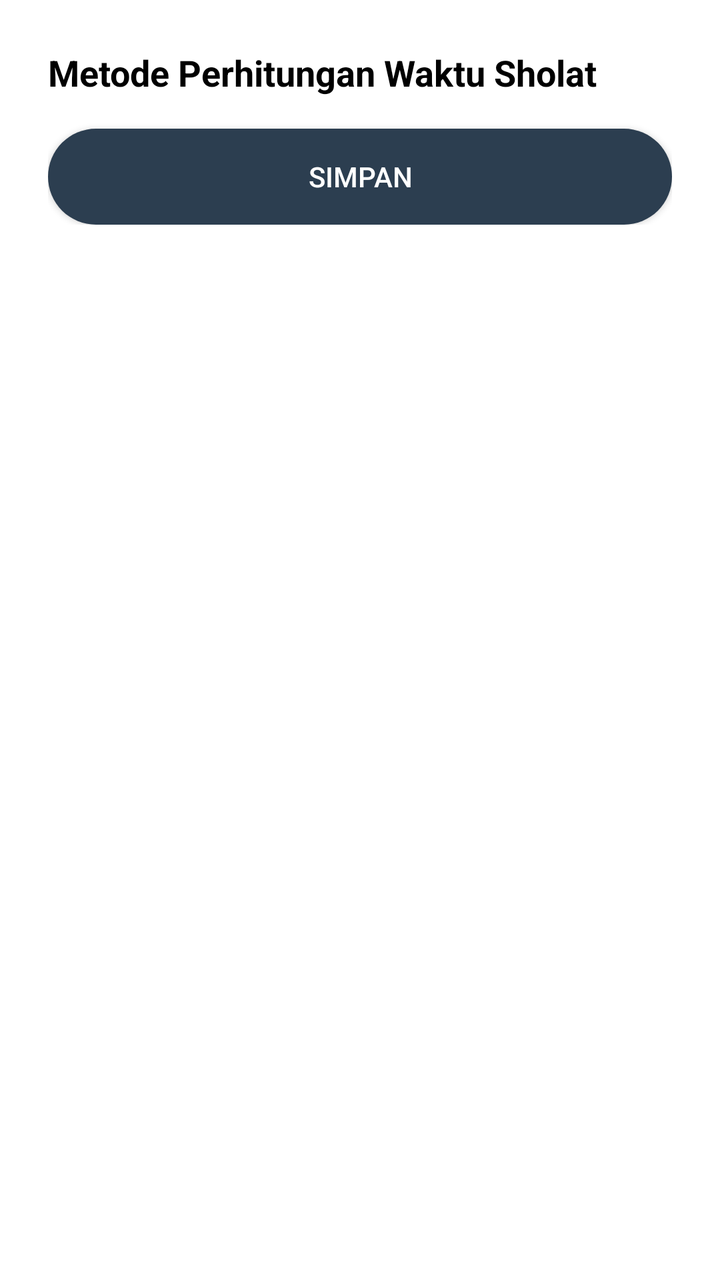
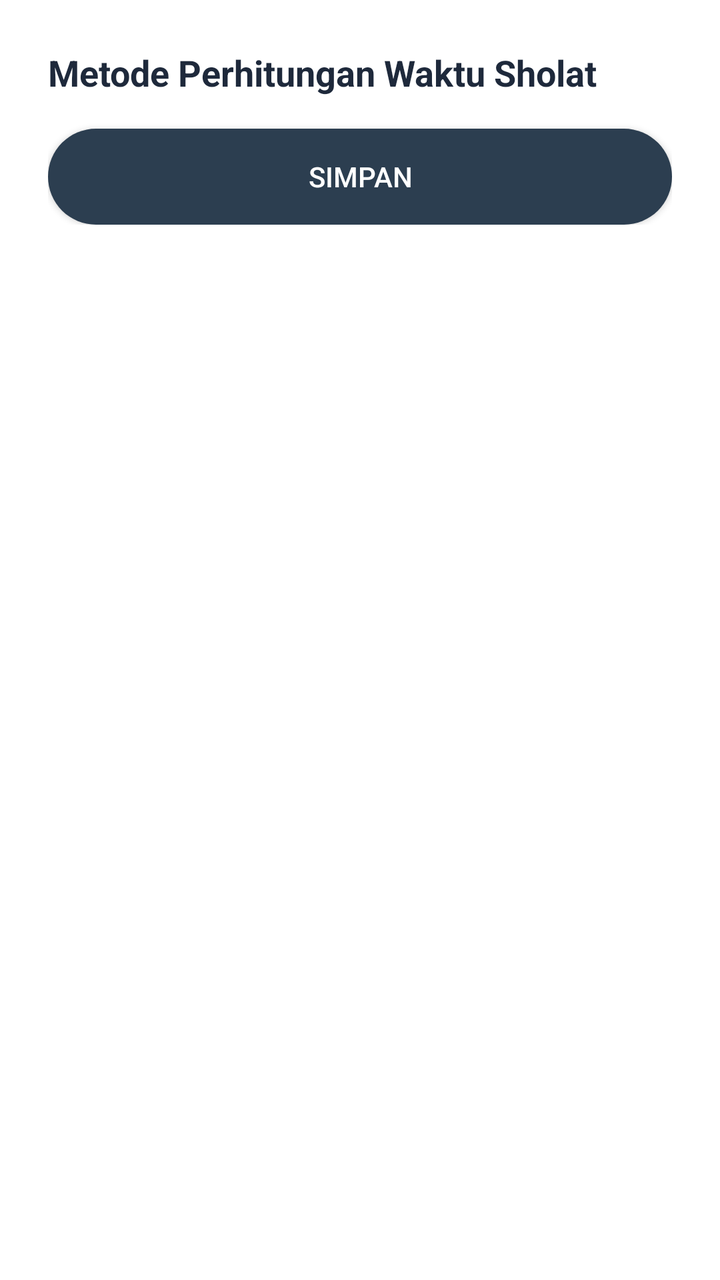

Screens rendered from an Android XML layout before and after an edit, with the pre-edit source and the edit as a unified diff.
<!-- AndroidManifest.xml: application theme AppTheme -->
<!-- res/layout/dialog_prayer_method.xml -->
<?xml version="1.0" encoding="utf-8"?>
<ScrollView xmlns:android="http://schemas.android.com/apk/res/android"
    android:layout_width="match_parent"
    android:layout_height="wrap_content"
    android:maxHeight="560dp">

    <LinearLayout
        android:layout_width="match_parent"
        android:layout_height="wrap_content"
        android:orientation="vertical"
        android:padding="24dp"
        android:background="@drawable/bg_card_up_rounded">

        <TextView
            android:layout_width="wrap_content"
            android:layout_height="wrap_content"
            android:text="Metode Perhitungan Waktu Sholat"
            android:textSize="18sp"
            android:textStyle="bold"
            android:textColor="@android:color/black"
            android:layout_marginBottom="16dp"/>

        <RadioGroup
            android:id="@+id/radioGroupMethods"
            android:layout_width="match_parent"
            android:layout_height="wrap_content"
            android:orientation="vertical"/>

        <LinearLayout
            android:id="@+id/layoutCustomAngle"
            android:layout_width="match_parent"
            android:layout_height="wrap_content"
            android:orientation="horizontal"
            android:visibility="gone"
            android:layout_marginTop="8dp"
            android:layout_marginBottom="16dp">

            <LinearLayout
                android:layout_width="0dp"
                android:layout_height="wrap_content"
                android:layout_weight="1"
                android:orientation="vertical"
                android:layout_marginEnd="8dp">

                <TextView
                    android:layout_width="wrap_content"
                    android:layout_height="wrap_content"
                    android:text="Sudut Fajr (°)"
                    android:textSize="12sp"
                    android:textColor="@color/text_secondary"
                    android:layout_marginBottom="4dp"/>

                <EditText
                    android:id="@+id/etCustomFajr"
                    android:layout_width="match_parent"
                    android:layout_height="wrap_content"
                    android:background="@drawable/bg_input_outline"
                    android:inputType="numberDecimal"
                    android:textColor="@color/text_primary"
                    android:textColorHint="@color/text_hint"
                    android:hint="20"/>
            </LinearLayout>

            <LinearLayout
                android:layout_width="0dp"
                android:layout_height="wrap_content"
                android:layout_weight="1"
                android:orientation="vertical"
                android:layout_marginStart="8dp">

                <TextView
                    android:layout_width="wrap_content"
                    android:layout_height="wrap_content"
                    android:text="Sudut Isya (°)"
                    android:textSize="12sp"
                    android:textColor="@color/text_secondary"
                    android:layout_marginBottom="4dp"/>

                <EditText
                    android:id="@+id/etCustomIsha"
                    android:layout_width="match_parent"
                    android:layout_height="wrap_content"
                    android:background="@drawable/bg_input_outline"
                    android:inputType="numberDecimal"
                    android:textColor="@color/text_primary"
                    android:textColorHint="@color/text_hint"
                    android:hint="18"/>
            </LinearLayout>
        </LinearLayout>

        <androidx.appcompat.widget.AppCompatButton
            android:id="@+id/btnSavePrayerMethod"
            android:layout_width="match_parent"
            android:layout_height="wrap_content"
            android:text="Simpan"
            android:background="@drawable/bg_btn_main_dark"
            android:textColor="@android:color/white"/>

    </LinearLayout>
</ScrollView>
<!-- resources referenced by this layout -->
<resources>
  <color name="text_hint">#94A3B8</color>
  <color name="text_primary">#1E293B</color>
  <color name="text_secondary">#64748B</color>
  <!-- drawable bg_btn_main_dark (drawable) -->
  <?xml version="1.0" encoding="utf-8"?>
  <shape xmlns:android="http://schemas.android.com/apk/res/android"
      android:shape="rectangle">
  
      <solid android:color="#2C3E50" />
  
      <corners android:radius="24dp" />
  </shape>
  <!-- drawable bg_card_up_rounded (drawable) -->
  <?xml version="1.0" encoding="utf-8"?>
  <shape xmlns:android="http://schemas.android.com/apk/res/android">
      <solid android:color="@color/card_white"/>
  
  
      <corners
          android:topLeftRadius="16dp"
          android:topRightRadius="16dp"
          android:bottomLeftRadius="0dp"
          android:bottomRightRadius="0dp" />
  
  </shape>
  <!-- drawable bg_input_outline (drawable) -->
  <?xml version="1.0" encoding="utf-8"?>
  <shape xmlns:android="http://schemas.android.com/apk/res/android"
      android:shape="rectangle">
  
      <solid android:color="@android:color/white" />
  
      <stroke
          android:width="1dp"
          android:color="#BDBDBD" />
  
      <corners android:radius="8dp" />
  
      <padding
          android:left="12dp"
          android:top="10dp"
          android:right="12dp"
          android:bottom="10dp" />
  </shape>
  <style name="AppTheme" parent="Theme.AlKaukaba">
          <item name="android:windowDrawsSystemBarBackgrounds" tools:targetApi="lollipop">true</item>
      </style>
  <color name="card_white">#FFFFFF</color>
  <style name="Theme.AlKaukaba" parent="Theme.MaterialComponents.DayNight.NoActionBar">
          
          <item name="colorPrimary">@color/purple_500</item>
          <item name="colorPrimaryVariant">@color/transparent</item>
          <item name="colorOnPrimary">@color/white</item>
          
          <item name="colorSecondary">@color/teal_200</item>
          <item name="colorSecondaryVariant">@color/teal_700</item>
          <item name="colorOnSecondary">@color/black</item>
          
          <item name="android:statusBarColor" tools:targetApi="l">?attr/colorPrimaryVariant</item>
          
          <item name="bottomSheetDialogTheme">@style/ThemeOverlay.AlKaukaba.BottomSheetDialog</item>
      </style>
  <color name="purple_500">#FF6200EE</color>
  <color name="transparent">#00FFFFFF</color>
  <color name="white">#FFFFFFFF</color>
  <color name="teal_200">#FF03DAC5</color>
  <color name="teal_700">#FF018786</color>
  <color name="black">#FF000000</color>
  <style name="ThemeOverlay.AlKaukaba.BottomSheetDialog" parent="ThemeOverlay.MaterialComponents.BottomSheetDialog">
          <item name="bottomSheetStyle">@style/Widget.AlKaukaba.BottomSheet.Modal</item>
      </style>
  <style name="Widget.AlKaukaba.BottomSheet.Modal" parent="Widget.MaterialComponents.BottomSheet.Modal">
          <item name="shapeAppearanceOverlay">@style/ShapeAppearance.AlKaukaba.BottomSheet</item>
      </style>
  <style name="ShapeAppearance.AlKaukaba.BottomSheet" parent="">
          <item name="cornerFamily">rounded</item>
          <item name="cornerSizeTopLeft">16dp</item>
          <item name="cornerSizeTopRight">16dp</item>
          <item name="cornerSizeBottomLeft">0dp</item>
          <item name="cornerSizeBottomRight">0dp</item>
      </style>
</resources>

<!-- the commit's change to res/layout/dialog_prayer_method.xml (unified diff, before → after) -->
@@ -17,7 +17,7 @@
             android:text="Metode Perhitungan Waktu Sholat"
             android:textSize="18sp"
             android:textStyle="bold"
-            android:textColor="@android:color/black"
+            android:textColor="@color/text_primary"
             android:layout_marginBottom="16dp"/>
 
         <RadioGroup
<!-- resource entries referenced after the edit -->
@@ -30,11 +30,11 @@
   <shape xmlns:android="http://schemas.android.com/apk/res/android"
       android:shape="rectangle">
   
-      <solid android:color="@android:color/white" />
+      <solid android:color="@color/input_inline_bg" />
   
       <stroke
           android:width="1dp"
-          android:color="#BDBDBD" />
+          android:color="@color/divider_soft" />
   
       <corners android:radius="8dp" />
   
@@ -48,6 +48,8 @@
           <item name="android:windowDrawsSystemBarBackgrounds" tools:targetApi="lollipop">true</item>
       </style>
   <color name="card_white">#FFFFFF</color>
+  <color name="input_inline_bg">#F1F5F9</color>
+  <color name="divider_soft">#EEF1F4</color>
   <style name="Theme.AlKaukaba" parent="Theme.MaterialComponents.DayNight.NoActionBar">
           
           <item name="colorPrimary">@color/purple_500</item>
